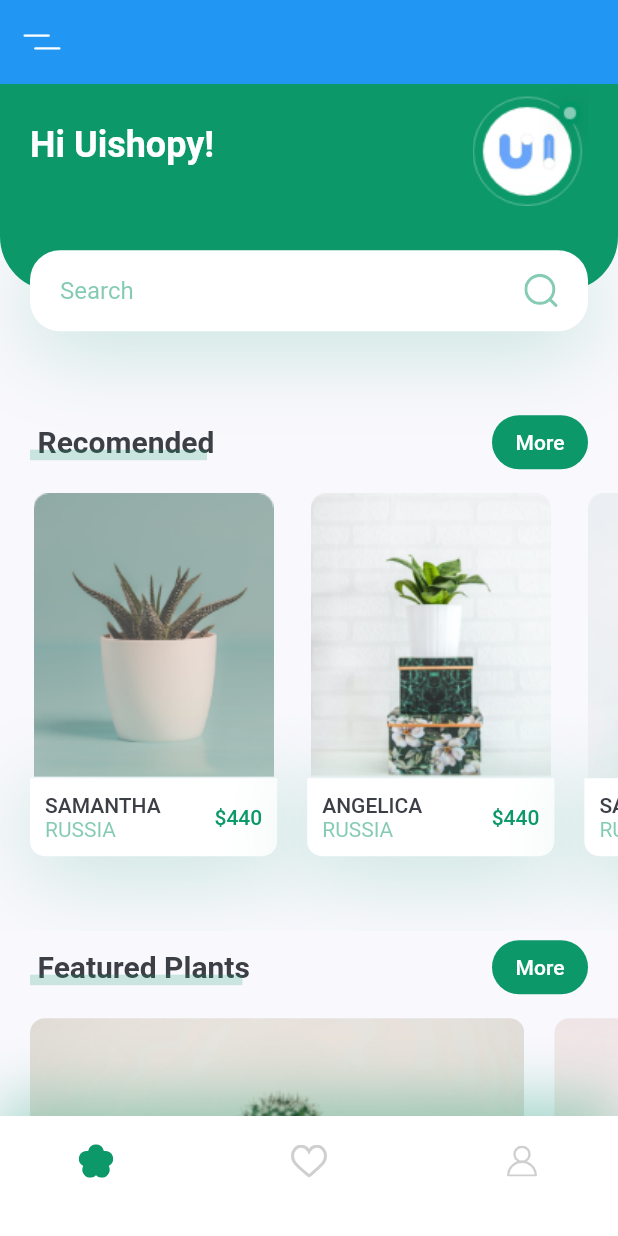
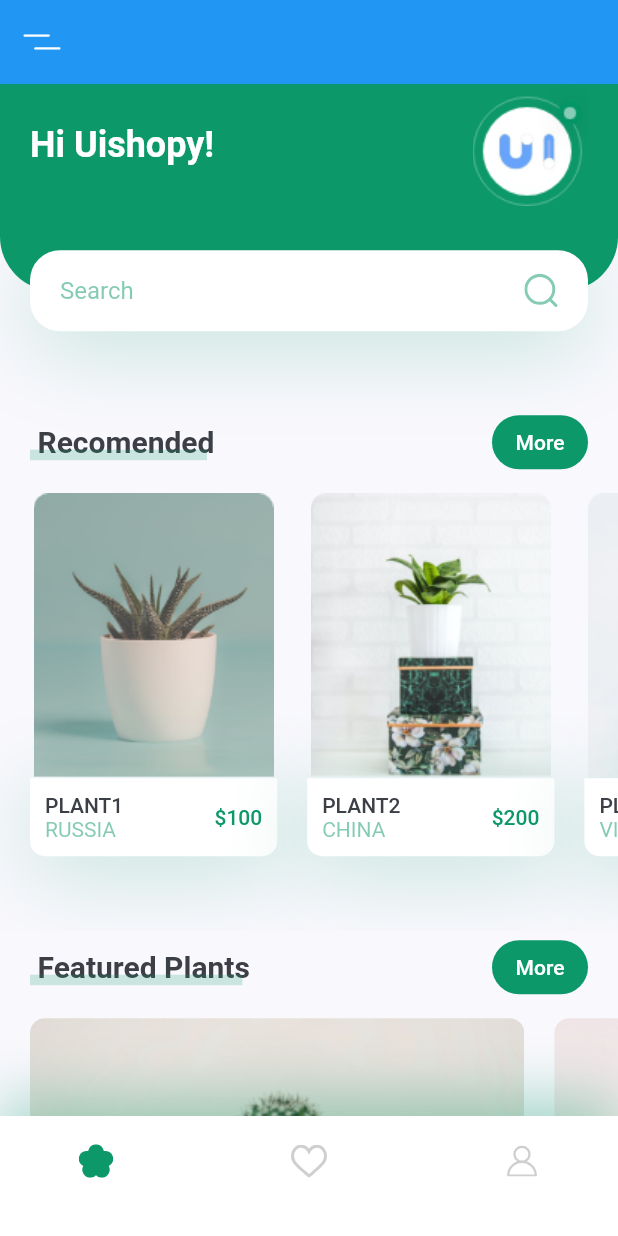
Before and after one commit to nguyenvanvy1999/flutter, a Flutter app: the screen it shows after launch, on a phone screen of 412 x 824 dp. Run offline on Flutter 3.47's test engine with Material 2 defaults, Android fonts, the phone set to English and light mode, and no system bars; our stand-ins replace flutter_svg; project files that could hold a hidden picture were left out.

Commit message:
fix : fix plant app

```diff
--- a/plant_app/lib/models/plant.dart
+++ b/plant_app/lib/models/plant.dart
@@ -4,12 +4,3 @@ class Plant {
 
   Plant(this.title, this.country, this.description, this.price, this.image);
 }
-
-List<Plant> plants = [
-  Plant('Plant1', 'Russia', description, 100, 'assets/images/image_1.png'),
-  Plant('Plant2', 'China', description, 200, 'assets/images/image_2.png'),
-  Plant('Plant3', 'VietNam', description, 300, 'assets/images/image_3.png')
-];
-
-const String description =
-    "Lorem Ipsum is simply dummy text of the printing and typesetting industry. Lorem Ipsum has been the industry's standard dummy text ever since. When an unknown printer took a galley.";
--- a/plant_app/lib/screens/details/details_screen.dart
+++ b/plant_app/lib/screens/details/details_screen.dart
@@ -2,7 +2,9 @@ import 'package:flutter/material.dart';
 import 'package:plant_app/screens/details/components/body.dart';
 
 class DetailsScreen extends StatelessWidget {
-  const DetailsScreen({Key? key}) : super(key: key);
+  const DetailsScreen({
+    Key? key,
+  }) : super(key: key);
 
   @override
   Widget build(BuildContext context) {
--- a/plant_app/lib/screens/home/components/recomend_plants.dart
+++ b/plant_app/lib/screens/home/components/recomend_plants.dart
@@ -1,5 +1,7 @@
 import 'package:flutter/material.dart';
+import 'package:plant_app/models/plant.dart';
 import 'package:plant_app/screens/details/details_screen.dart';
+import 'package:plant_app/seed/plant.dart';
 
 import '../../../constants.dart';
 
@@ -12,61 +14,26 @@ class RecomendsPlants extends StatelessWidget {
   Widget build(BuildContext context) {
     return SingleChildScrollView(
       scrollDirection: Axis.horizontal,
-      child: Row(
-        children: <Widget>[
-          RecomendPlantCard(
-            image: 'assets/images/image_1.png',
-            title: 'Samantha',
-            country: 'Russia',
-            price: 440,
-            press: () {
-              Navigator.push(
-                context,
-                MaterialPageRoute(
-                  builder: (context) => const DetailsScreen(),
-                ),
-              );
-            },
-          ),
-          RecomendPlantCard(
-            image: 'assets/images/image_2.png',
-            title: 'Angelica',
-            country: 'Russia',
-            price: 440,
-            press: () {
-              Navigator.push(
-                context,
-                MaterialPageRoute(
-                  builder: (context) => const DetailsScreen(),
-                ),
-              );
-            },
-          ),
-          RecomendPlantCard(
-            image: 'assets/images/image_3.png',
-            title: 'Samantha',
-            country: 'Russia',
-            price: 440,
-            press: () {},
-          ),
-        ],
-      ),
+      child: Row(children: <Widget>[
+        ...plants.map((Plant plant) {
+          return RecomendPlantCard(
+              plant: plant,
+              press: () => Navigator.push(
+                    context,
+                    MaterialPageRoute(
+                      builder: (context) => const DetailsScreen(),
+                    ),
+                  ));
+        }),
+      ]),
     );
   }
 }
 
 class RecomendPlantCard extends StatelessWidget {
-  const RecomendPlantCard({
-    Key? key,
-    required this.image,
-    required this.title,
-    required this.country,
-    required this.price,
-    required this.press,
-  }) : super(key: key);
-
-  final String image, title, country;
-  final int price;
+  const RecomendPlantCard({Key? key, required this.press, required this.plant})
+      : super(key: key);
+  final Plant plant;
   final VoidCallback press;
 
   @override
@@ -81,7 +48,7 @@ class RecomendPlantCard extends StatelessWidget {
       width: size.width * 0.4,
       child: Column(
         children: <Widget>[
-          Image.asset(image),
+          Image.asset(plant.image),
           GestureDetector(
             onTap: press,
             child: Container(
@@ -106,10 +73,10 @@ class RecomendPlantCard extends StatelessWidget {
                     text: TextSpan(
                       children: [
                         TextSpan(
-                            text: '$title\n'.toUpperCase(),
+                            text: '${plant.title}\n'.toUpperCase(),
                             style: Theme.of(context).textTheme.button),
                         TextSpan(
-                          text: country.toUpperCase(),
+                          text: plant.country.toUpperCase(),
                           style: TextStyle(
                             color: kPrimaryColor.withOpacity(0.5),
                           ),
@@ -119,7 +86,7 @@ class RecomendPlantCard extends StatelessWidget {
                   ),
                   const Spacer(),
                   Text(
-                    '\$$price',
+                    '\$${plant.price}',
                     style: Theme.of(context)
                         .textTheme
                         .button!
--- a/plant_app/lib/screens/home/home_screen.dart
+++ b/plant_app/lib/screens/home/home_screen.dart
@@ -8,11 +8,12 @@ class HomeScreen extends StatelessWidget {
 
   @override
   Widget build(BuildContext context) {
-    return Scaffold(
+    return SafeArea(
+        child: Scaffold(
       appBar: buildAppBar(),
       body: const Body(),
       bottomNavigationBar: const MyBottomNavBar(),
-    );
+    ));
   }
 
   AppBar buildAppBar() {
--- /dev/null
+++ b/plant_app/lib/seed/plant.dart
@@ -0,0 +1,10 @@
+import 'package:plant_app/models/plant.dart';
+
+List<Plant> plants = [
+  Plant('Plant1', 'Russia', description, 100, 'assets/images/image_1.png'),
+  Plant('Plant2', 'China', description, 200, 'assets/images/image_2.png'),
+  Plant('Plant3', 'VietNam', description, 300, 'assets/images/image_3.png')
+];
+
+const String description =
+    "Lorem Ipsum is simply dummy text of the printing and typesetting industry. Lorem Ipsum has been the industry's standard dummy text ever since. When an unknown printer took a galley.";
```
Also changed, not shown: 2 other files.
